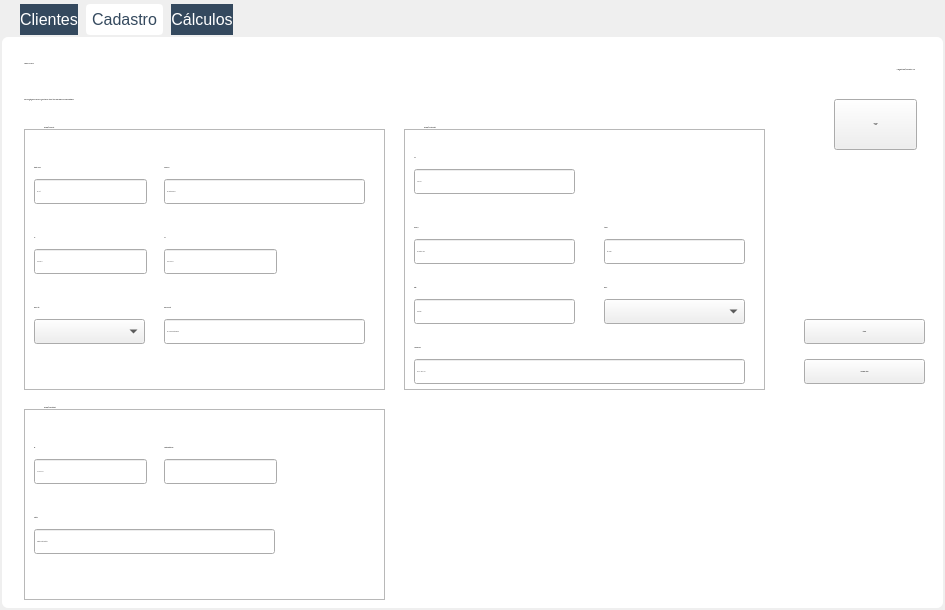
Qt form Telas/UI/tabCliente.ui (newprev/PrevCliente) before a commit.
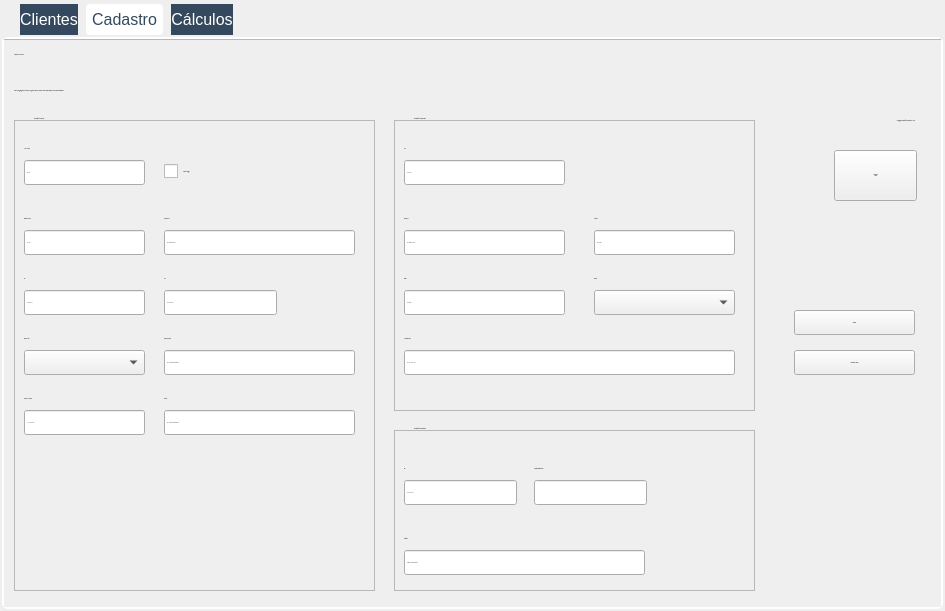
The same form after that commit. The open tabs and pages were chosen to show the change. Icons and pictures are not drawn.

Diff of the .ui file:
```diff
--- a/Telas/UI/tabCliente.ui
+++ b/Telas/UI/tabCliente.ui
@@ -7,13 +7,19 @@
     <x>0</x>
     <y>0</y>
     <width>945</width>
-    <height>610</height>
+    <height>611</height>
    </rect>
   </property>
+  <property name="sizePolicy">
+   <sizepolicy hsizetype="Preferred" vsizetype="Minimum">
+    <horstretch>0</horstretch>
+    <verstretch>0</verstretch>
+   </sizepolicy>
+  </property>
   <property name="minimumSize">
    <size>
     <width>945</width>
-    <height>610</height>
+    <height>611</height>
    </size>
   </property>
   <property name="windowTitle">
@@ -85,6 +91,18 @@
    </property>
    <item>
     <widget class="QTabWidget" name="tabMain">
+     <property name="sizePolicy">
+      <sizepolicy hsizetype="Expanding" vsizetype="Minimum">
+       <horstretch>0</horstretch>
+       <verstretch>0</verstretch>
+      </sizepolicy>
+     </property>
+     <property name="minimumSize">
+      <size>
+       <width>0</width>
+       <height>500</height>
+      </size>
+     </property>
      <property name="styleSheet">
       <string notr="true"/>
      </property>
@@ -718,45 +736,48 @@
       <attribute name="title">
        <string>Cadastro</string>
       </attribute>
-      <widget class="QLabel" name="lbTitulo">
+      <widget class="QScrollArea" name="scrollArea">
        <property name="geometry">
         <rect>
-         <x>20</x>
-         <y>10</y>
-         <width>741</width>
-         <height>31</height>
+         <x>-1</x>
+         <y>0</y>
+         <width>941</width>
+         <height>571</height>
         </rect>
        </property>
-       <property name="font">
-        <font>
-         <family>TeX Gyre Adventor</family>
-         <pointsize>-1</pointsize>
-        </font>
+       <property name="widgetResizable">
+        <bool>true</bool>
        </property>
-       <property name="text">
-        <string>&lt;html&gt;&lt;head/&gt;&lt;body&gt;&lt;p&gt;Cadastro de clientes&lt;/p&gt;&lt;/body&gt;&lt;/html&gt;</string>
-       </property>
-      </widget>
-      <widget class="QLabel" name="lbDescricaoTela">
+       <widget class="QWidget" name="scaCadastro">
+        <property name="geometry">
+         <rect>
+          <x>0</x>
+          <y>0</y>
+          <width>939</width>
+          <height>569</height>
+         </rect>
+        </property>
+        <widget class="QPushButton" name="pbCarregaCnis">
        <property name="geometry">
         <rect>
-         <x>20</x>
-         <y>50</y>
-         <width>741</width>
-         <height>21</height>
+           <x>830</x>
+           <y>110</y>
+           <width>83</width>
+           <height>51</height>
         </rect>
        </property>
        <property name="text">
-        <string>Para conseguir gerar documentos e gerenciar seus clientes, é importante manter seus dados atualizados.</string>
+          <string>Carregar 
+CNIS</string>
        </property>
       </widget>
       <widget class="QFrame" name="frInfoPessoais">
        <property name="geometry">
         <rect>
-         <x>20</x>
-         <y>90</y>
+           <x>10</x>
+           <y>80</y>
          <width>361</width>
-         <height>261</height>
+           <height>471</height>
         </rect>
        </property>
        <property name="frameShape">
@@ -775,8 +796,8 @@
         <property name="geometry">
          <rect>
           <x>10</x>
-          <y>50</y>
-          <width>113</width>
+            <y>110</y>
+            <width>121</width>
           <height>25</height>
          </rect>
         </property>
@@ -787,9 +808,9 @@
        <widget class="QLineEdit" name="leSobrenome">
         <property name="geometry">
          <rect>
-          <x>140</x>
-          <y>50</y>
-          <width>201</width>
+            <x>150</x>
+            <y>110</y>
+            <width>191</width>
           <height>25</height>
          </rect>
         </property>
@@ -801,7 +822,7 @@
         <property name="geometry">
          <rect>
           <x>10</x>
-          <y>30</y>
+            <y>90</y>
           <width>101</width>
           <height>17</height>
          </rect>
@@ -813,8 +834,8 @@
        <widget class="QLabel" name="lbSobrenome">
         <property name="geometry">
          <rect>
-          <x>140</x>
-          <y>30</y>
+            <x>150</x>
+            <y>90</y>
           <width>91</width>
           <height>17</height>
          </rect>
@@ -827,8 +848,8 @@
         <property name="geometry">
          <rect>
           <x>10</x>
-          <y>120</y>
-          <width>113</width>
+            <y>170</y>
+            <width>121</width>
           <height>25</height>
          </rect>
         </property>
@@ -840,7 +861,7 @@
         <property name="geometry">
          <rect>
           <x>10</x>
-          <y>100</y>
+            <y>150</y>
           <width>64</width>
           <height>17</height>
          </rect>
@@ -852,8 +873,8 @@
        <widget class="QLineEdit" name="leCpf">
         <property name="geometry">
          <rect>
-          <x>140</x>
-          <y>120</y>
+            <x>150</x>
+            <y>170</y>
           <width>113</width>
           <height>25</height>
          </rect>
@@ -865,8 +886,8 @@
        <widget class="QLabel" name="lbCpf">
         <property name="geometry">
          <rect>
-          <x>140</x>
-          <y>100</y>
+            <x>150</x>
+            <y>150</y>
           <width>64</width>
           <height>17</height>
          </rect>
@@ -879,8 +900,8 @@
         <property name="geometry">
          <rect>
           <x>10</x>
-          <y>190</y>
-          <width>111</width>
+            <y>230</y>
+            <width>121</width>
           <height>25</height>
          </rect>
         </property>
@@ -889,7 +910,7 @@
         <property name="geometry">
          <rect>
           <x>10</x>
-          <y>170</y>
+            <y>210</y>
           <width>91</width>
           <height>17</height>
          </rect>
@@ -901,9 +922,9 @@
        <widget class="QLineEdit" name="leNomeMae">
         <property name="geometry">
          <rect>
-          <x>140</x>
-          <y>190</y>
-          <width>201</width>
+            <x>150</x>
+            <y>230</y>
+            <width>191</width>
           <height>25</height>
          </rect>
         </property>
@@ -914,8 +935,8 @@
        <widget class="QLabel" name="lbNomeMae">
         <property name="geometry">
          <rect>
-          <x>140</x>
-          <y>170</y>
+            <x>150</x>
+            <y>210</y>
           <width>101</width>
           <height>17</height>
          </rect>
@@ -924,150 +945,108 @@
          <string>Nome da mãe</string>
         </property>
        </widget>
-      </widget>
-      <widget class="QLabel" name="lbFrTituloInfoPessoal">
-       <property name="geometry">
-        <rect>
-         <x>40</x>
-         <y>80</y>
-         <width>151</width>
-         <height>17</height>
-        </rect>
-       </property>
-       <property name="text">
-        <string>Informações pessoais</string>
-       </property>
-      </widget>
-      <widget class="QFrame" name="frInfoProfissional">
-       <property name="geometry">
-        <rect>
-         <x>20</x>
-         <y>370</y>
-         <width>361</width>
-         <height>191</height>
-        </rect>
-       </property>
-       <property name="frameShape">
-        <enum>QFrame::StyledPanel</enum>
-       </property>
-       <property name="frameShadow">
-        <enum>QFrame::Raised</enum>
-       </property>
-       <property name="lineWidth">
-        <number>0</number>
-       </property>
-       <property name="midLineWidth">
-        <number>2</number>
-       </property>
-       <widget class="QLineEdit" name="leNit">
+         <widget class="QLineEdit" name="leCdCliente">
         <property name="geometry">
          <rect>
           <x>10</x>
-          <y>50</y>
-          <width>113</width>
+            <y>40</y>
+            <width>121</width>
           <height>25</height>
          </rect>
         </property>
         <property name="placeholderText">
-         <string>123.45678.90-1</string>
-        </property>
-       </widget>
-       <widget class="QLineEdit" name="leCartProf">
-        <property name="geometry">
-         <rect>
-          <x>140</x>
-          <y>50</y>
-          <width>113</width>
-          <height>25</height>
-         </rect>
-        </property>
-       </widget>
-       <widget class="QLabel" name="lbNit">
+           <string>Ex: 453</string>
+          </property>
+          <property name="clearButtonEnabled">
+           <bool>false</bool>
+          </property>
+         </widget>
+         <widget class="QLabel" name="lbCdCliente">
         <property name="geometry">
          <rect>
           <x>10</x>
-          <y>30</y>
+            <y>20</y>
           <width>101</width>
           <height>17</height>
          </rect>
         </property>
         <property name="text">
-         <string>NIT</string>
-        </property>
-       </widget>
-       <widget class="QLabel" name="lbCartProf">
+           <string>Cód. Cliente</string>
+          </property>
+         </widget>
+         <widget class="QCheckBox" name="cbClienteAntigo">
         <property name="geometry">
          <rect>
-          <x>140</x>
-          <y>30</y>
+            <x>150</x>
+            <y>40</y>
           <width>141</width>
-          <height>17</height>
+            <height>23</height>
          </rect>
         </property>
         <property name="text">
-         <string>Carteira profissional</string>
-        </property>
-       </widget>
-       <widget class="QLineEdit" name="leProfissao">
+           <string>Cliente antigo</string>
+          </property>
+         </widget>
+         <widget class="QLabel" name="lbEmail">
         <property name="geometry">
          <rect>
-          <x>10</x>
-          <y>120</y>
-          <width>241</width>
-          <height>25</height>
-         </rect>
-        </property>
-        <property name="placeholderText">
-         <string>Auxiliar de informática</string>
-        </property>
-       </widget>
-       <widget class="QLabel" name="label_8">
+            <x>150</x>
+            <y>270</y>
+            <width>101</width>
+            <height>17</height>
+           </rect>
+          </property>
+          <property name="text">
+           <string>E-mail</string>
+          </property>
+         </widget>
+         <widget class="QLineEdit" name="leEmail">
         <property name="geometry">
          <rect>
-          <x>10</x>
-          <y>100</y>
-          <width>64</width>
-          <height>17</height>
-         </rect>
-        </property>
-        <property name="text">
-         <string>Profissão</string>
-        </property>
-       </widget>
-      </widget>
-      <widget class="QLabel" name="lbFrTituloInfoProfissional">
+            <x>150</x>
+            <y>290</y>
+            <width>191</width>
+            <height>25</height>
+           </rect>
+          </property>
+          <property name="placeholderText">
+           <string>Ex: Cleusa da Silva Santos</string>
+          </property>
+         </widget>
+         <widget class="QLabel" name="lbTelefone">
        <property name="geometry">
         <rect>
-         <x>40</x>
-         <y>360</y>
-         <width>171</width>
+            <x>10</x>
+            <y>270</y>
+            <width>101</width>
          <height>17</height>
         </rect>
        </property>
        <property name="text">
-        <string>Informações profissionais</string>
-       </property>
-      </widget>
-      <widget class="QLabel" name="lbFrTituloInfoResidencial">
+           <string>Telefone/Celular</string>
+          </property>
+         </widget>
+         <widget class="QLineEdit" name="leTelefone">
        <property name="geometry">
         <rect>
-         <x>420</x>
-         <y>80</y>
-         <width>171</width>
-         <height>17</height>
-        </rect>
-       </property>
-       <property name="text">
-        <string>Informações residenciais</string>
-       </property>
+            <x>10</x>
+            <y>290</y>
+            <width>121</width>
+            <height>25</height>
+           </rect>
+          </property>
+          <property name="placeholderText">
+           <string>(11) 9.4578-6541</string>
+          </property>
+         </widget>
       </widget>
       <widget class="QFrame" name="frInfoResidencial">
        <property name="geometry">
         <rect>
-         <x>400</x>
-         <y>90</y>
+           <x>390</x>
+           <y>80</y>
          <width>361</width>
-         <height>261</height>
+           <height>291</height>
         </rect>
        </property>
        <property name="frameShape">
@@ -1236,25 +1215,24 @@
         </property>
        </widget>
       </widget>
-      <widget class="QPushButton" name="pbCarregaCnis">
+        <widget class="QPushButton" name="pbCadastrar">
        <property name="geometry">
         <rect>
-         <x>830</x>
-         <y>60</y>
-         <width>83</width>
-         <height>51</height>
+           <x>790</x>
+           <y>310</y>
+           <width>121</width>
+           <height>25</height>
         </rect>
        </property>
        <property name="text">
-        <string>Carregar 
-CNIS</string>
+          <string>Cadastrar cliente</string>
        </property>
       </widget>
       <widget class="QLabel" name="lbInfoCnis">
        <property name="geometry">
         <rect>
          <x>780</x>
-         <y>10</y>
+           <y>60</y>
          <width>131</width>
          <height>41</height>
         </rect>
@@ -1269,24 +1247,166 @@
         <bool>true</bool>
        </property>
       </widget>
-      <widget class="QPushButton" name="pbCadastrar">
+        <widget class="QLabel" name="lbFrTituloInfoPessoal">
        <property name="geometry">
         <rect>
-         <x>800</x>
-         <y>320</y>
-         <width>121</width>
+           <x>30</x>
+           <y>70</y>
+           <width>151</width>
+           <height>17</height>
+          </rect>
+         </property>
+         <property name="text">
+          <string>Informações pessoais</string>
+         </property>
+        </widget>
+        <widget class="QFrame" name="frInfoProfissional">
+         <property name="geometry">
+          <rect>
+           <x>390</x>
+           <y>390</y>
+           <width>361</width>
+           <height>161</height>
+          </rect>
+         </property>
+         <property name="frameShape">
+          <enum>QFrame::StyledPanel</enum>
+         </property>
+         <property name="frameShadow">
+          <enum>QFrame::Raised</enum>
+         </property>
+         <property name="lineWidth">
+          <number>0</number>
+         </property>
+         <property name="midLineWidth">
+          <number>2</number>
+         </property>
+         <widget class="QLineEdit" name="leNit">
+          <property name="geometry">
+           <rect>
+            <x>10</x>
+            <y>50</y>
+            <width>113</width>
          <height>25</height>
         </rect>
        </property>
+          <property name="placeholderText">
+           <string>123.45678.90-1</string>
+          </property>
+         </widget>
+         <widget class="QLineEdit" name="leCartProf">
+          <property name="geometry">
+           <rect>
+            <x>140</x>
+            <y>50</y>
+            <width>113</width>
+            <height>25</height>
+           </rect>
+          </property>
+         </widget>
+         <widget class="QLabel" name="lbNit">
+          <property name="geometry">
+           <rect>
+            <x>10</x>
+            <y>30</y>
+            <width>101</width>
+            <height>17</height>
+           </rect>
+          </property>
        <property name="text">
-        <string>Cadastrar cliente</string>
+           <string>NIT</string>
+          </property>
+         </widget>
+         <widget class="QLabel" name="lbCartProf">
+          <property name="geometry">
+           <rect>
+            <x>140</x>
+            <y>30</y>
+            <width>141</width>
+            <height>17</height>
+           </rect>
+          </property>
+          <property name="text">
+           <string>Carteira profissional</string>
+          </property>
+         </widget>
+         <widget class="QLineEdit" name="leProfissao">
+          <property name="geometry">
+           <rect>
+            <x>10</x>
+            <y>120</y>
+            <width>241</width>
+            <height>25</height>
+           </rect>
+          </property>
+          <property name="placeholderText">
+           <string>Auxiliar de informática</string>
+          </property>
+         </widget>
+         <widget class="QLabel" name="lbProfissao">
+          <property name="geometry">
+           <rect>
+            <x>10</x>
+            <y>100</y>
+            <width>64</width>
+            <height>17</height>
+           </rect>
+          </property>
+          <property name="text">
+           <string>Profissão</string>
+          </property>
+         </widget>
+        </widget>
+        <widget class="QLabel" name="lbDescricaoTela">
+         <property name="geometry">
+          <rect>
+           <x>10</x>
+           <y>40</y>
+           <width>741</width>
+           <height>21</height>
+          </rect>
+         </property>
+         <property name="text">
+          <string>Para conseguir gerar documentos e gerenciar seus clientes, é importante manter seus dados atualizados.</string>
+         </property>
+        </widget>
+        <widget class="QLabel" name="lbFrTituloInfoResidencial">
+         <property name="geometry">
+          <rect>
+           <x>410</x>
+           <y>70</y>
+           <width>171</width>
+           <height>17</height>
+          </rect>
+         </property>
+         <property name="text">
+          <string>Informações residenciais</string>
+         </property>
+        </widget>
+        <widget class="QLabel" name="lbTitulo">
+         <property name="geometry">
+          <rect>
+           <x>10</x>
+           <y>0</y>
+           <width>741</width>
+           <height>31</height>
+          </rect>
+         </property>
+         <property name="font">
+          <font>
+           <family>TeX Gyre Adventor</family>
+           <pointsize>-1</pointsize>
+          </font>
+         </property>
+         <property name="text">
+          <string>&lt;html&gt;&lt;head/&gt;&lt;body&gt;&lt;p&gt;Cadastro de clientes&lt;/p&gt;&lt;/body&gt;&lt;/html&gt;</string>
        </property>
       </widget>
       <widget class="QPushButton" name="pbLimpar">
        <property name="geometry">
         <rect>
-         <x>800</x>
-         <y>280</y>
+           <x>790</x>
+           <y>270</y>
          <width>121</width>
          <height>25</height>
         </rect>
@@ -1295,18 +1415,21 @@
         <string>Limpar</string>
        </property>
       </widget>
-      <zorder>frInfoResidencial</zorder>
-      <zorder>lbTitulo</zorder>
-      <zorder>lbDescricaoTela</zorder>
-      <zorder>frInfoPessoais</zorder>
-      <zorder>lbFrTituloInfoPessoal</zorder>
-      <zorder>frInfoProfissional</zorder>
-      <zorder>lbFrTituloInfoProfissional</zorder>
-      <zorder>lbFrTituloInfoResidencial</zorder>
-      <zorder>pbCarregaCnis</zorder>
-      <zorder>lbInfoCnis</zorder>
-      <zorder>pbCadastrar</zorder>
-      <zorder>pbLimpar</zorder>
+        <widget class="QLabel" name="lbFrTituloInfoProfissional">
+         <property name="geometry">
+          <rect>
+           <x>410</x>
+           <y>380</y>
+           <width>171</width>
+           <height>17</height>
+          </rect>
+         </property>
+         <property name="text">
+          <string>Informações profissionais</string>
+         </property>
+        </widget>
+       </widget>
+      </widget>
      </widget>
      <widget class="QWidget" name="tabCalculos">
       <attribute name="title">
```
Left out of the diff: 100 changed lines with no effect on the pictures. Lines whose indentation alone changed are shown as unchanged.
